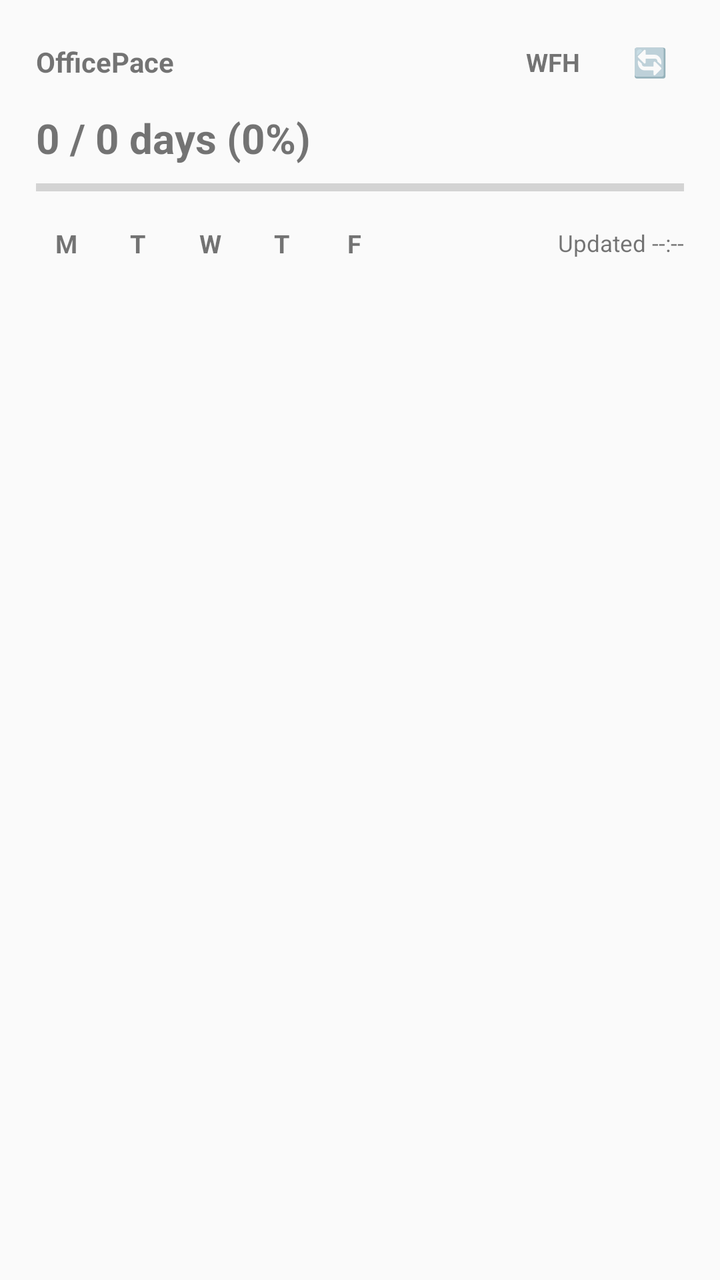
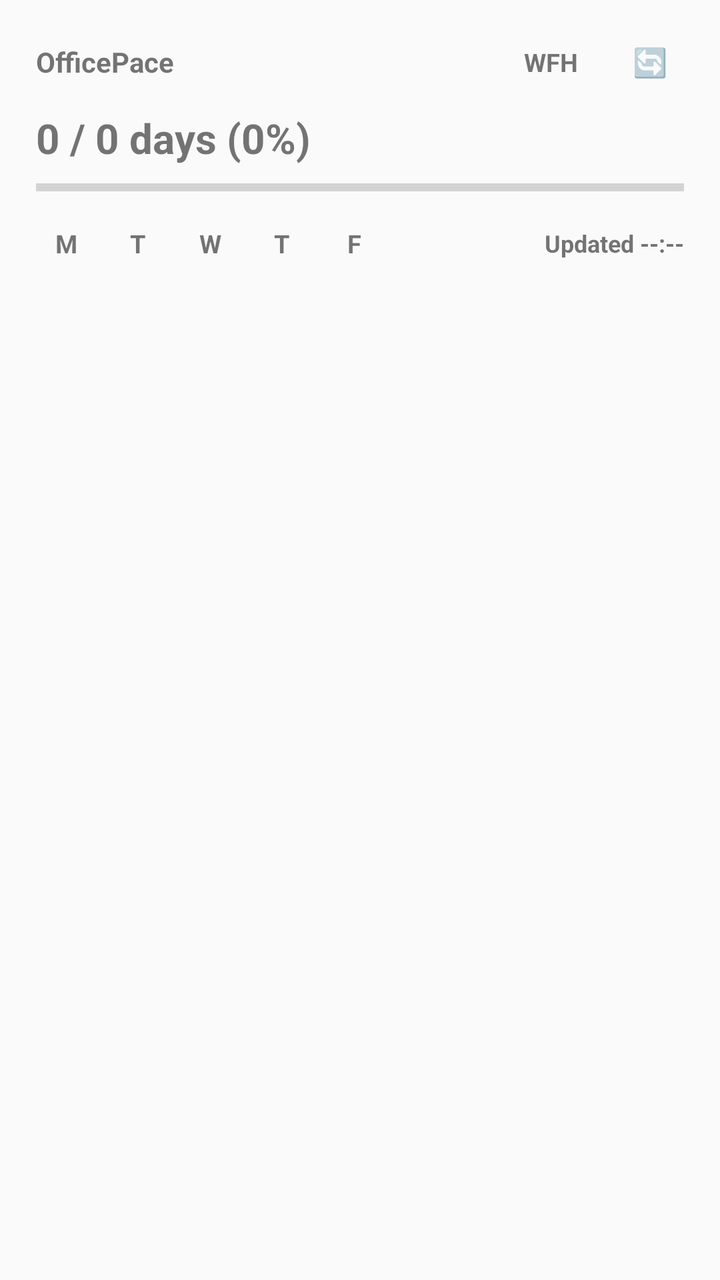

Before-and-after screenshots of an Android layout around one commit, followed by the original layout XML and the change that was made.
<!-- AndroidManifest.xml: application theme Theme.AppCompat.DayNight.NoActionBar -->
<!-- res/layout/wfo_widget.xml -->
<?xml version="1.0" encoding="utf-8"?>
<FrameLayout xmlns:android="http://schemas.android.com/apk/res/android"
    android:id="@android:id/background"
    android:layout_width="match_parent"
    android:layout_height="match_parent"
    android:padding="2dp">

    <ImageView
        android:id="@+id/widget_bg_glass"
        android:layout_width="match_parent"
        android:layout_height="match_parent"
        android:contentDescription="@null"
        android:scaleType="fitXY" />

    <LinearLayout
        android:id="@+id/widget_root"
        android:layout_width="match_parent"
        android:layout_height="match_parent"
        android:orientation="vertical"
        android:paddingStart="16dp"
        android:paddingTop="12dp"
        android:paddingEnd="16dp"
        android:paddingBottom="12dp">

        
        <LinearLayout
            android:layout_width="match_parent"
            android:layout_height="wrap_content"
            android:gravity="center_vertical"
            android:orientation="horizontal">

            <TextView
                android:id="@+id/widget_header_date"
                android:layout_width="0dp"
                android:layout_height="wrap_content"
                android:layout_weight="1"
                android:ellipsize="end"
                android:maxLines="1"
                android:text="OfficePace"
                android:textSize="14sp"
                android:textStyle="bold" />

            <LinearLayout
                android:id="@+id/widget_status_pill"
                android:layout_width="wrap_content"
                android:layout_height="wrap_content"
                android:gravity="center_vertical"
                android:orientation="horizontal"
                android:paddingStart="10dp"
                android:paddingTop="4dp"
                android:paddingEnd="10dp"
                android:paddingBottom="4dp">

                <TextView
                    android:id="@+id/widget_status_text"
                    android:layout_width="wrap_content"
                    android:layout_height="wrap_content"
                    android:ellipsize="end"
                    android:maxLines="1"
                    android:text="WFH"
                    android:textSize="12.5sp"
                    android:textStyle="bold" />

                <Chronometer
                    android:id="@+id/widget_office_chrono"
                    android:layout_width="wrap_content"
                    android:layout_height="wrap_content"
                    android:layout_marginStart="4dp"
                    android:textSize="12.5sp"
                    android:textStyle="bold"
                    android:visibility="gone" />
            </LinearLayout>

            <TextView
                android:id="@+id/widget_refresh_btn"
                android:layout_width="34dp"
                android:layout_height="34dp"
                android:layout_marginStart="8dp"
                android:gravity="center"
                android:text="🔄"
                android:textSize="14sp" />
        </LinearLayout>

        
        <LinearLayout
            android:layout_width="match_parent"
            android:layout_height="wrap_content"
            android:layout_marginTop="7dp"
            android:gravity="bottom"
            android:orientation="horizontal">

            <TextView
                android:id="@+id/widget_hero_ratio"
                android:layout_width="wrap_content"
                android:layout_height="wrap_content"
                android:maxLines="1"
                android:text="0 / 0 days (0%)"
                android:textSize="20.5sp"
                android:textStyle="bold" />

            <TextView
                android:id="@+id/widget_projected_badge"
                android:layout_width="wrap_content"
                android:layout_height="wrap_content"
                android:layout_marginStart="6dp"
                android:maxLines="1"
                android:textSize="12sp"
                android:textStyle="bold"
                android:visibility="gone" />

            <TextView
                android:id="@+id/widget_pace_line"
                android:layout_width="0dp"
                android:layout_height="wrap_content"
                android:layout_marginStart="6dp"
                android:layout_weight="1"
                android:ellipsize="end"
                android:gravity="end"
                android:maxLines="1"
                android:textSize="12.5sp"
                android:textStyle="bold" />
        </LinearLayout>

        
        <ProgressBar
            android:id="@+id/widget_progress_bar"
            style="?android:attr/progressBarStyleHorizontal"
            android:layout_width="match_parent"
            android:layout_height="8dp"
            android:layout_marginTop="7dp"
            android:max="100"
            android:progress="0" />

        
        <LinearLayout
            android:id="@+id/widget_footer_row"
            android:layout_width="match_parent"
            android:layout_height="wrap_content"
            android:layout_marginTop="9dp"
            android:gravity="center_vertical"
            android:orientation="horizontal">

            <FrameLayout
                android:layout_width="30dp"
                android:layout_height="30dp"
                android:layout_marginEnd="6dp">

                <ImageView
                    android:id="@+id/widget_day_mon_bg"
                    android:layout_width="match_parent"
                    android:layout_height="match_parent"
                    android:contentDescription="@null"
                    android:scaleType="fitXY" />

                <TextView
                    android:id="@+id/widget_day_mon"
                    android:layout_width="match_parent"
                    android:layout_height="match_parent"
                    android:gravity="center"
                    android:text="M"
                    android:textSize="12.5sp"
                    android:textStyle="bold" />
            </FrameLayout>

            <FrameLayout
                android:layout_width="30dp"
                android:layout_height="30dp"
                android:layout_marginEnd="6dp">

                <ImageView
                    android:id="@+id/widget_day_tue_bg"
                    android:layout_width="match_parent"
                    android:layout_height="match_parent"
                    android:contentDescription="@null"
                    android:scaleType="fitXY" />

                <TextView
                    android:id="@+id/widget_day_tue"
                    android:layout_width="match_parent"
                    android:layout_height="match_parent"
                    android:gravity="center"
                    android:text="T"
                    android:textSize="12.5sp"
                    android:textStyle="bold" />
            </FrameLayout>

            <FrameLayout
                android:layout_width="30dp"
                android:layout_height="30dp"
                android:layout_marginEnd="6dp">

                <ImageView
                    android:id="@+id/widget_day_wed_bg"
                    android:layout_width="match_parent"
                    android:layout_height="match_parent"
                    android:contentDescription="@null"
                    android:scaleType="fitXY" />

                <TextView
                    android:id="@+id/widget_day_wed"
                    android:layout_width="match_parent"
                    android:layout_height="match_parent"
                    android:gravity="center"
                    android:text="W"
                    android:textSize="12.5sp"
                    android:textStyle="bold" />
            </FrameLayout>

            <FrameLayout
                android:layout_width="30dp"
                android:layout_height="30dp"
                android:layout_marginEnd="6dp">

                <ImageView
                    android:id="@+id/widget_day_thu_bg"
                    android:layout_width="match_parent"
                    android:layout_height="match_parent"
                    android:contentDescription="@null"
                    android:scaleType="fitXY" />

                <TextView
                    android:id="@+id/widget_day_thu"
                    android:layout_width="match_parent"
                    android:layout_height="match_parent"
                    android:gravity="center"
                    android:text="T"
                    android:textSize="12.5sp"
                    android:textStyle="bold" />
            </FrameLayout>

            <FrameLayout
                android:layout_width="30dp"
                android:layout_height="30dp">

                <ImageView
                    android:id="@+id/widget_day_fri_bg"
                    android:layout_width="match_parent"
                    android:layout_height="match_parent"
                    android:contentDescription="@null"
                    android:scaleType="fitXY" />

                <TextView
                    android:id="@+id/widget_day_fri"
                    android:layout_width="match_parent"
                    android:layout_height="match_parent"
                    android:gravity="center"
                    android:text="F"
                    android:textSize="12.5sp"
                    android:textStyle="bold" />
            </FrameLayout>

            <TextView
                android:id="@+id/widget_week_summary"
                android:layout_width="0dp"
                android:layout_height="wrap_content"
                android:layout_marginStart="8dp"
                android:layout_weight="1"
                android:ellipsize="end"
                android:maxLines="1"
                android:textSize="12sp"
                android:textStyle="bold" />

            <TextView
                android:id="@+id/widget_updated_time"
                android:layout_width="wrap_content"
                android:layout_height="wrap_content"
                android:layout_marginStart="6dp"
                android:maxLines="1"
                android:text="Updated --:--"
                android:textSize="11.5sp" />
        </LinearLayout>

        
        <TextView
            android:id="@+id/widget_window_buffer_line"
            android:layout_width="match_parent"
            android:layout_height="wrap_content"
            android:layout_marginTop="7dp"
            android:ellipsize="end"
            android:maxLines="1"
            android:textSize="12sp"
            android:textStyle="bold"
            android:visibility="gone" />
    </LinearLayout>
</FrameLayout>
<!-- resources referenced by this layout -->
<resources>

</resources>

<!-- the commit's change to res/layout/wfo_widget.xml (unified diff, before → after) -->
@@ -40,36 +40,48 @@
                 android:textSize="14sp"
                 android:textStyle="bold" />
 
-            <LinearLayout
+            <FrameLayout
                 android:id="@+id/widget_status_pill"
                 android:layout_width="wrap_content"
-                android:layout_height="wrap_content"
-                android:gravity="center_vertical"
-                android:orientation="horizontal"
-                android:paddingStart="10dp"
-                android:paddingTop="4dp"
-                android:paddingEnd="10dp"
-                android:paddingBottom="4dp">
-
-                <TextView
-                    android:id="@+id/widget_status_text"
+                android:layout_height="wrap_content">
+
+                <ImageView
+                    android:id="@+id/widget_status_pill_bg"
+                    android:layout_width="match_parent"
+                    android:layout_height="match_parent"
+                    android:contentDescription="@null"
+                    android:scaleType="fitXY" />
+
+                <LinearLayout
                     android:layout_width="wrap_content"
                     android:layout_height="wrap_content"
-                    android:ellipsize="end"
-                    android:maxLines="1"
-                    android:text="WFH"
-                    android:textSize="12.5sp"
-                    android:textStyle="bold" />
-
-                <Chronometer
-                    android:id="@+id/widget_office_chrono"
-                    android:layout_width="wrap_content"
-                    android:layout_height="wrap_content"
-                    android:layout_marginStart="4dp"
-                    android:textSize="12.5sp"
-                    android:textStyle="bold"
-                    android:visibility="gone" />
-            </LinearLayout>
+                    android:gravity="center_vertical"
+                    android:orientation="horizontal"
+                    android:paddingStart="11dp"
+                    android:paddingTop="4dp"
+                    android:paddingEnd="11dp"
+                    android:paddingBottom="4dp">
+
+                    <TextView
+                        android:id="@+id/widget_status_text"
+                        android:layout_width="wrap_content"
+                        android:layout_height="wrap_content"
+                        android:ellipsize="end"
+                        android:maxLines="1"
+                        android:text="WFH"
+                        android:textSize="12.5sp"
+                        android:textStyle="bold" />
+
+                    <Chronometer
+                        android:id="@+id/widget_office_chrono"
+                        android:layout_width="wrap_content"
+                        android:layout_height="wrap_content"
+                        android:layout_marginStart="4dp"
+                        android:textSize="12.5sp"
+                        android:textStyle="bold"
+                        android:visibility="gone" />
+                </LinearLayout>
+            </FrameLayout>
 
             <TextView
                 android:id="@+id/widget_refresh_btn"
@@ -267,19 +279,38 @@
                 android:layout_marginStart="6dp"
                 android:maxLines="1"
                 android:text="Updated --:--"
-                android:textSize="11.5sp" />
+                android:textSize="12sp"
+                android:textStyle="bold" />
         </LinearLayout>
 
         
-        <TextView
-            android:id="@+id/widget_window_buffer_line"
+        <FrameLayout
+            android:id="@+id/widget_bottom_strip_container"
             android:layout_width="match_parent"
             android:layout_height="wrap_content"
-            android:layout_marginTop="7dp"
-            android:ellipsize="end"
-            android:maxLines="1"
-            android:textSize="12sp"
-            android:textStyle="bold"
-            android:visibility="gone" />
+            android:layout_marginTop="9dp"
+            android:visibility="gone">
+
+            <ImageView
+                android:id="@+id/widget_bottom_strip_bg"
+                android:layout_width="match_parent"
+                android:layout_height="match_parent"
+                android:contentDescription="@null"
+                android:scaleType="fitXY" />
+
+            <TextView
+                android:id="@+id/widget_window_buffer_line"
+                android:layout_width="match_parent"
+                android:layout_height="wrap_content"
+                android:ellipsize="end"
+                android:gravity="center_vertical"
+                android:maxLines="1"
+                android:paddingStart="10dp"
+                android:paddingTop="5dp"
+                android:paddingEnd="10dp"
+                android:paddingBottom="5dp"
+                android:textSize="12.5sp"
+                android:textStyle="bold" />
+        </FrameLayout>
     </LinearLayout>
 </FrameLayout>
